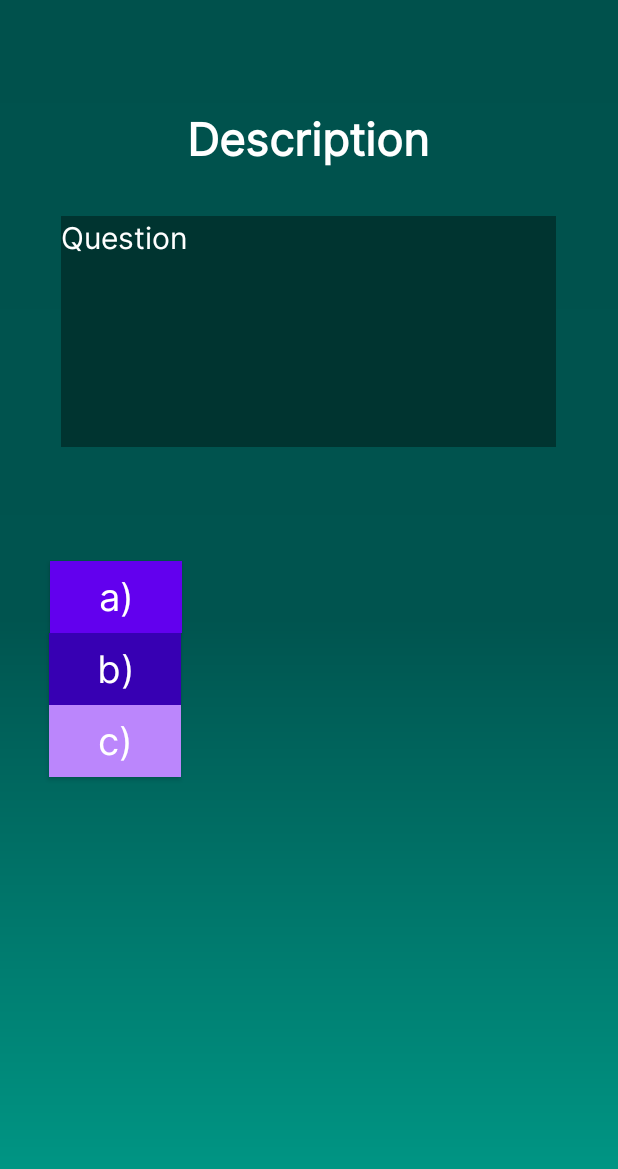
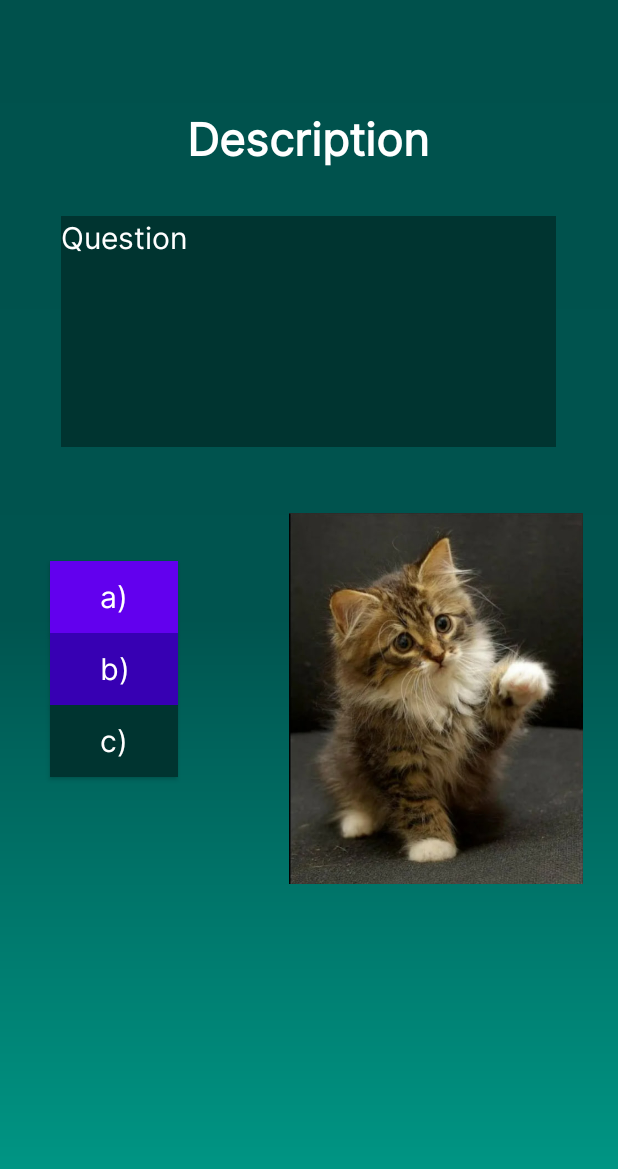
Before and after one commit to arthsar7/Educat, an Android app: the EntryTestFragment screen opened through its navigation route, on a phone screen of 412 x 824 dp. Shown: the top 1169 px of the screen. Run offline under Robolectric (Android 15) with nearby library versions, the phone set to English and light mode, and no system bars; our stand-ins replace Room's generated code, data binding; 7 statements that could not run were skipped.

Commit message:
Finish Question logic

```diff
--- a/app/src/main/java/ru/student/detected/educator/ui/fragments/EntryTestFragment.java
+++ b/app/src/main/java/ru/student/detected/educator/ui/fragments/EntryTestFragment.java
@@ -1,5 +1,6 @@
 package ru.student.detected.educator.ui.fragments;
 
+import androidx.core.content.ContextCompat;
 import androidx.databinding.DataBindingUtil;
 
 import android.os.Bundle;
@@ -62,5 +63,6 @@ public class EntryTestFragment extends Fragment {
         binding.varA.setText(String.format("a)%s", question.getVariants().get(0)));
         binding.varB.setText(String.format("b)%s", question.getVariants().get(1)));
         binding.varC.setText(String.format("c)%s", question.getVariants().get(2)));
+        binding.image.setImageDrawable(ContextCompat.getDrawable(requireContext().getApplicationContext(), question.getImageId()));
     }
 }
--- a/app/src/main/res/layout/fragment_entry_test.xml
+++ b/app/src/main/res/layout/fragment_entry_test.xml
@@ -40,49 +40,60 @@
 
 
         <androidx.appcompat.widget.AppCompatButton
-            android:background="@color/purple_200"
             android:id="@+id/varC"
-            android:textAllCaps="false"
-            android:layout_width="wrap_content"
+            android:layout_width="85dp"
             android:layout_height="wrap_content"
+            android:background="@color/colorPrimaryDark"
             android:fontFamily="@font/inter"
             android:text="c)"
+            android:textAllCaps="false"
             android:textColor="@color/white"
-            android:textSize="25sp"
+            android:textSize="20sp"
             app:layout_constraintEnd_toEndOf="parent"
-            app:layout_constraintHorizontal_bias="0.1"
-            app:layout_constraintStart_toStartOf="parent"
+            app:layout_constraintHorizontal_bias="0.0"
+            app:layout_constraintStart_toStartOf="@+id/varB"
             app:layout_constraintTop_toBottomOf="@+id/varB" />
 
         <androidx.appcompat.widget.AppCompatButton
             android:background="@color/purple_500"
             android:id="@+id/varA"
-            android:layout_width="wrap_content"
+            android:layout_width="85dp"
             android:layout_height="wrap_content"
             android:layout_marginTop="76dp"
             android:fontFamily="@font/inter"
             android:text="a)"
             android:textAllCaps="false"
             android:textColor="@color/white"
-            android:textSize="25sp"
+            android:textSize="20sp"
             app:layout_constraintEnd_toEndOf="parent"
             app:layout_constraintHorizontal_bias="0.102"
             app:layout_constraintStart_toStartOf="parent"
             app:layout_constraintTop_toBottomOf="@+id/question" />
 
         <androidx.appcompat.widget.AppCompatButton
-            android:textAllCaps="false"
+            android:id="@+id/varB"
+            android:layout_width="85dp"
+            android:layout_height="wrap_content"
             android:background="@color/purple_700"
-            android:id="@+id/varB"
-            android:layout_width="wrap_content"
-            android:layout_height="wrap_content"
             android:fontFamily="@font/inter"
             android:text="b)"
+            android:textAllCaps="false"
             android:textColor="@color/white"
-            android:textSize="25sp"
+            android:textSize="20sp"
             app:layout_constraintEnd_toEndOf="parent"
-            app:layout_constraintHorizontal_bias="0.101"
-            app:layout_constraintStart_toStartOf="parent"
+            app:layout_constraintHorizontal_bias="0.0"
+            app:layout_constraintStart_toStartOf="@+id/varA"
             app:layout_constraintTop_toBottomOf="@+id/varA" />
+
+        <ImageView
+            android:id="@+id/image"
+            android:layout_width="209dp"
+            android:layout_height="247dp"
+            android:layout_marginTop="44dp"
+            android:src="@drawable/hello_kitten"
+            app:layout_constraintEnd_toEndOf="parent"
+            app:layout_constraintHorizontal_bias="0.802"
+            app:layout_constraintStart_toEndOf="@+id/varB"
+            app:layout_constraintTop_toBottomOf="@+id/question" />
     </androidx.constraintlayout.widget.ConstraintLayout>
 </layout>
```
